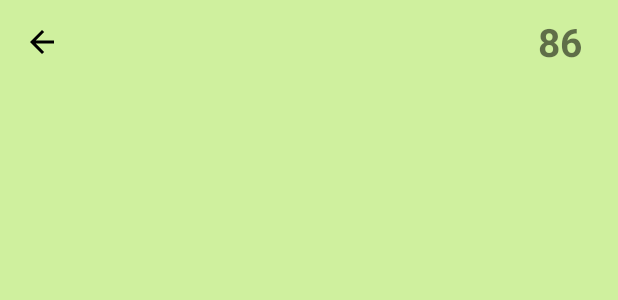
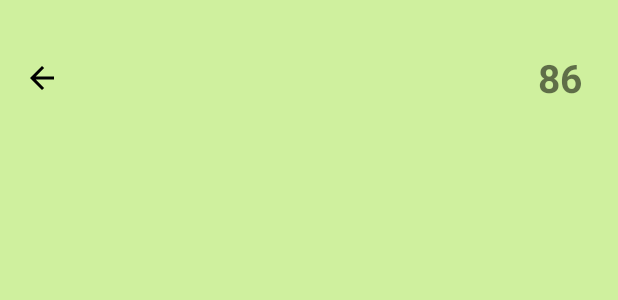
Before and after one commit to pluggedinn/Tracka, an Android app: the layout cell_toolbar.xml on its own in the app's theme, with its tools: preview values and no code run, on a phone screen of 412 x 824 dp. Shown: the top 300 px of the screen. Run offline under Robolectric (Android 15) with nearby library versions, the phone set to English and light mode, and no system bars.

Commit message:
Implement transparent status bar and navigation bar

```diff
--- a/src/main/res/layout/cell_toolbar.xml
+++ b/src/main/res/layout/cell_toolbar.xml
@@ -3,7 +3,8 @@
     xmlns:android="http://schemas.android.com/apk/res/android"
     android:orientation="horizontal"
     android:layout_width="match_parent"
-    android:layout_height="wrap_content">
+    android:layout_height="wrap_content"
+    android:layout_marginTop="24dp">
 
     <android.support.v7.widget.Toolbar
         android:id="@+id/toolbar"
--- a/src/main/res/values/styles.xml
+++ b/src/main/res/values/styles.xml
@@ -1,4 +1,4 @@
-<resources>
+<resources xmlns:tools="http://schemas.android.com/tools">
 
     <!-- Base application theme. -->
     <style name="AppTheme" parent="Theme.AppCompat.Light.NoActionBar">
@@ -8,6 +8,9 @@
         <item name="colorAccent">@color/colorAccent</item>
         <item name="android:colorBackground">@color/background_material_light</item>
 
+        <item name="android:windowLightStatusBar" tools:targetApi="m">true</item>
+        <item name="android:windowDrawsSystemBarBackgrounds">true</item>
+
         <item name="android:statusBarColor">@android:color/transparent</item>
         <item name="android:navigationBarColor">@android:color/transparent</item>
 
```
Also changed, not shown: src/main/java/com/example/rsons/tracka/PastActivity.java (+10 -0 lines).
